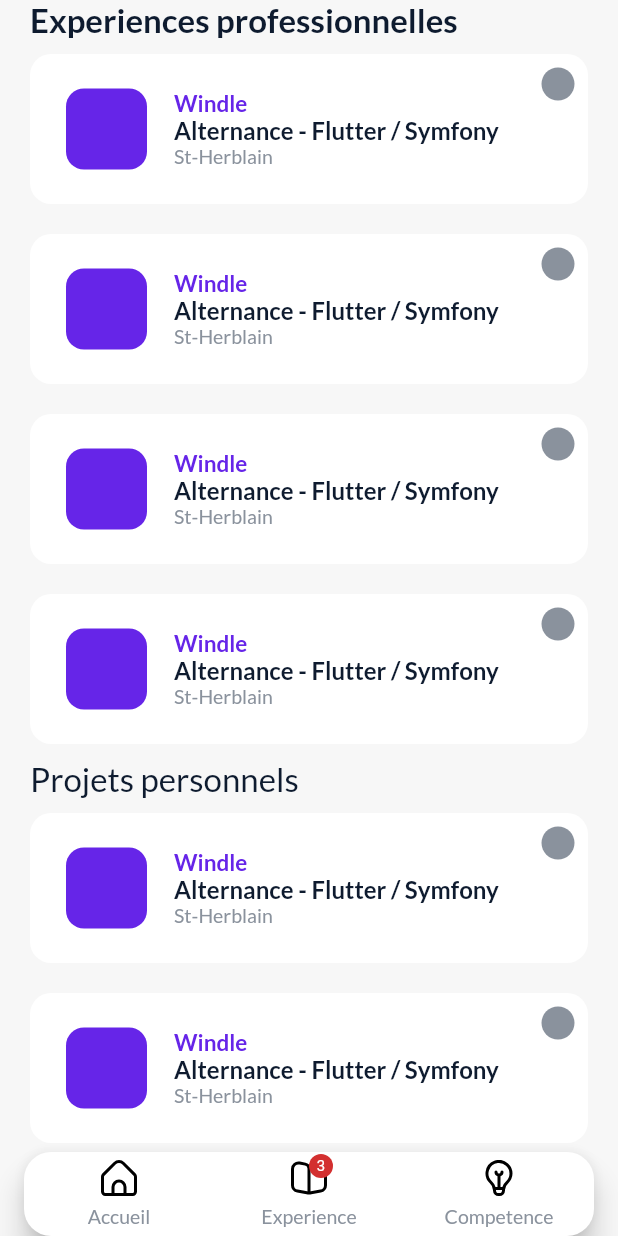
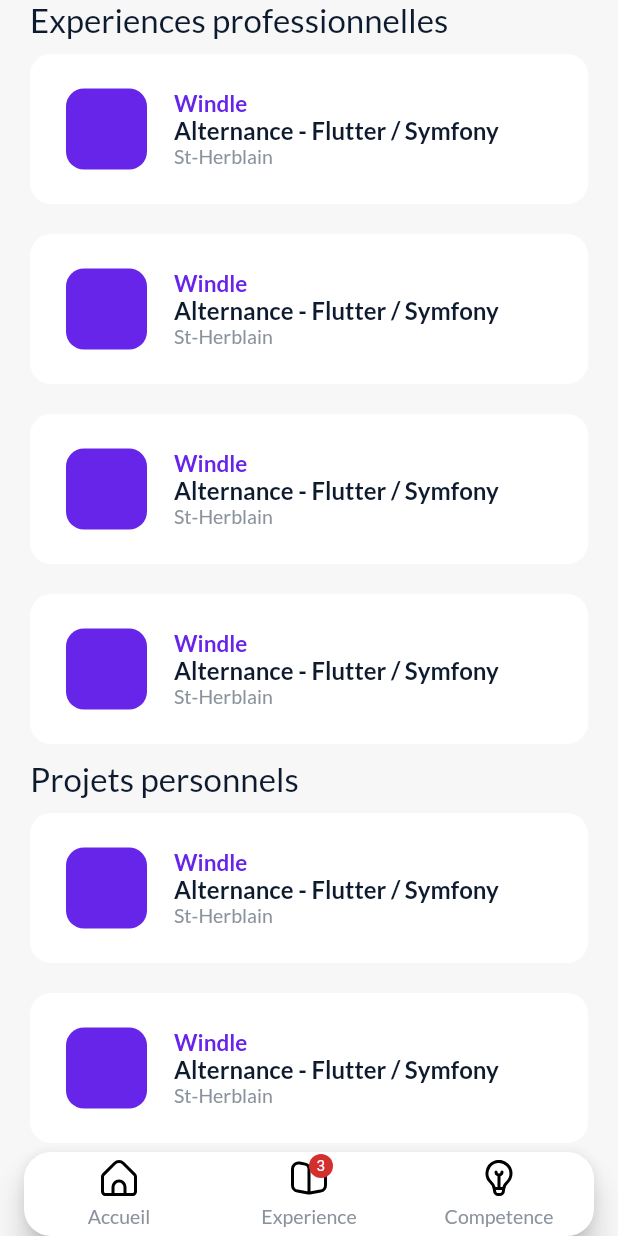
Before and after one commit to BaptisteLecat/portfolio_app, a Flutter app: the screen it shows after launch, item 2 of the bottom bar chosen, on a phone screen of 412 x 824 dp. Run offline on Flutter 3.47's test engine with Material 2 defaults, Android fonts, the phone set to English and light mode, and no system bars; drawn by our look-alikes of custom_navigation_bar; our stand-ins replace bloc, equatable, flutter_bloc, flutter_secure_storage, flutter_svg, freezed_annotation and 3 more; network calls fail.

Commit message:
Remove badge on pratices list

```diff
--- a/lib/presentation/feature/practice/view/practices_view.dart
+++ b/lib/presentation/feature/practice/view/practices_view.dart
@@ -26,11 +26,12 @@
                     Text(
                       "Experiences professionnelles",
                       style: Theme.of(context).textTheme.headline4!.copyWith(
-                          color: secondaryColor, fontWeight: FontWeight.w600),
+                            color: secondaryColor,
+                          ),
                     ),
                     SizedBox(
                       child: ListView.builder(
-                          physics: NeverScrollableScrollPhysics(),
+                          physics: const NeverScrollableScrollPhysics(),
                           shrinkWrap: true,
                           itemCount: 4,
                           itemBuilder: ((context, index) {
--- a/lib/presentation/feature/practice/widget/practice_card.dart
+++ b/lib/presentation/feature/practice/widget/practice_card.dart
@@ -14,19 +14,7 @@
         color: Colors.white,
         borderRadius: BorderRadius.circular(14),
       ),
-      child: Stack(
-        children: [
-          Positioned(
-            top: 3,
-            right: 3,
-            child: Container(
-              decoration: BoxDecoration(
-                  color: secondaryColorBrighter, shape: BoxShape.circle),
-              height: 22,
-              width: 22,
-            ),
-          ),
-          Row(children: [
+      child: Row(children: [
         Expanded(
           flex: 1,
           child: Center(
@@ -47,8 +35,10 @@
             children: [
               Text(
                 "Windle",
-                    style: Theme.of(context).textTheme.bodyText1!.copyWith(
-                        color: primaryColor, fontWeight: FontWeight.w600),
+                style: Theme.of(context)
+                    .textTheme
+                    .bodyText1!
+                    .copyWith(color: primaryColor, fontWeight: FontWeight.w600),
               ),
               Text(
                 "Alternance - Flutter / Symfony",
@@ -66,8 +56,6 @@
           ),
         ),
       ]),
-        ],
-      ),
     );
   }
 }
```
Lines whose indentation alone changed are shown as unchanged.
